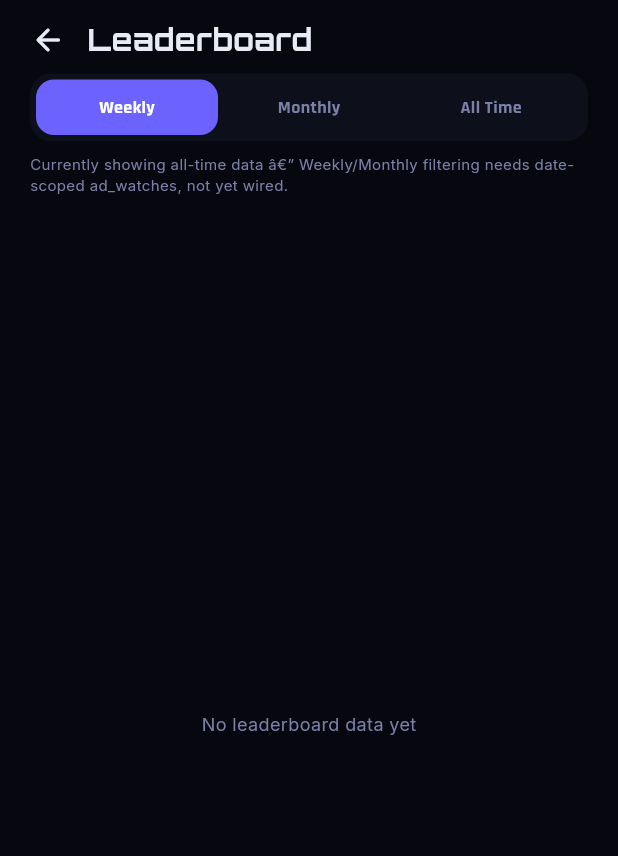
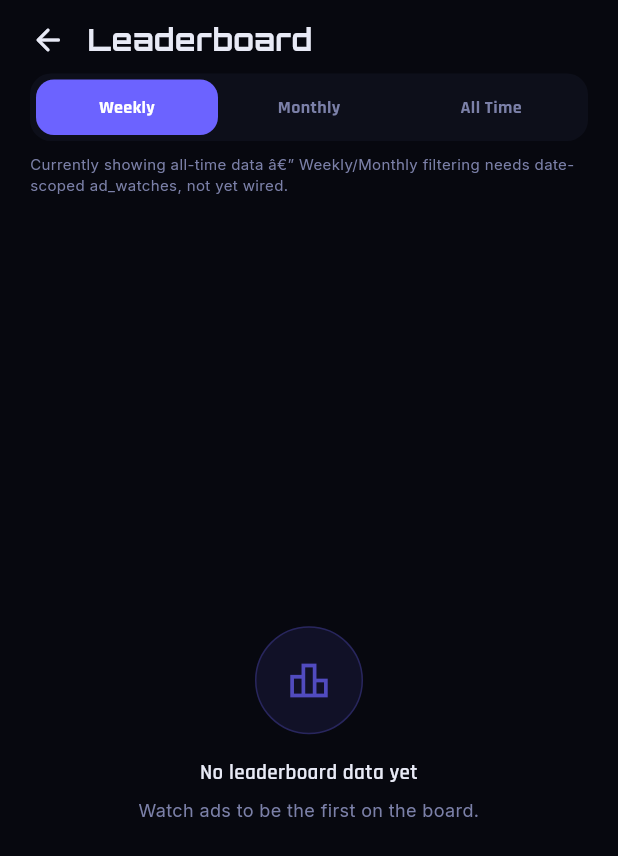
Before and after one commit to ajmalkhan03014747684-maker/gamevault-v4, a Flutter app: the LeaderboardScreen screen opened directly with empty values, on a phone screen of 412 x 824 dp. Shown: the top 856 px of the screen. Run offline on Flutter 3.47's test engine with Material 3 defaults, Android fonts, the phone set to English and light mode, and no system bars; our stand-ins replace google_fonts, share_plus, shared_preferences, supabase_flutter; accounts and stored records are empty.

Commit message:
Enhance leaderboard with shimmer and empty state
Added shimmer loading effect and empty state widget for leaderboard.

```diff
--- a/lib/screens/15_leaderboard.dart
+++ b/lib/screens/15_leaderboard.dart
@@ -2,6 +2,8 @@ import 'package:flutter/material.dart';
 import '../theme/app_theme.dart';
 import '../widgets/glass_card.dart';
 import '../widgets/app_refresh_indicator.dart';
+import '../widgets/shimmer_box.dart';
+import '../widgets/empty_state.dart';
 import '../widgets/cooldown_badge.dart';
 import '../services/game_data_service.dart';
 import '../services/auth_service.dart';
@@ -122,9 +124,16 @@ class _LeaderboardScreenState extends State<LeaderboardScreen> {
               ),
             Expanded(
               child: _loading
-                  ? const Center(child: CircularProgressIndicator())
+                  ? const Padding(
+                      padding: EdgeInsets.symmetric(horizontal: 20),
+                      child: ShimmerList(count: 5),
+                    )
                   : _entries.isEmpty
-                      ? Center(child: Text('No leaderboard data yet', style: AppText.caption()))
+                      ? const EmptyState(
+                          icon: Icons.leaderboard_outlined,
+                          title: 'No leaderboard data yet',
+                          subtitle: 'Watch ads to be the first on the board.',
+                        )
                       : AppRefreshIndicator(
                           onRefresh: _load,
                           child: ListView.separated(
```
